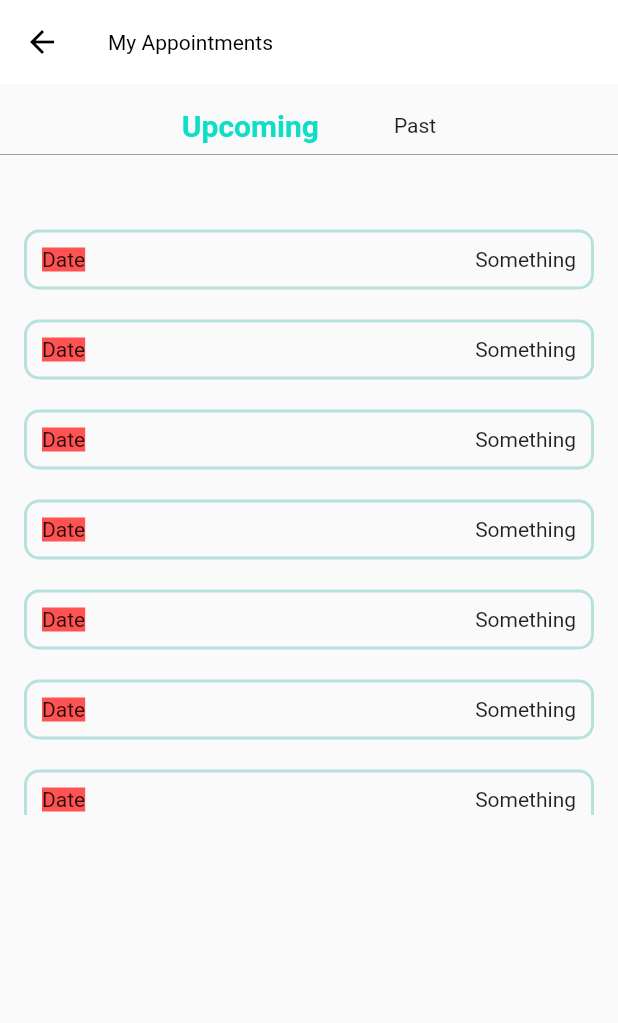
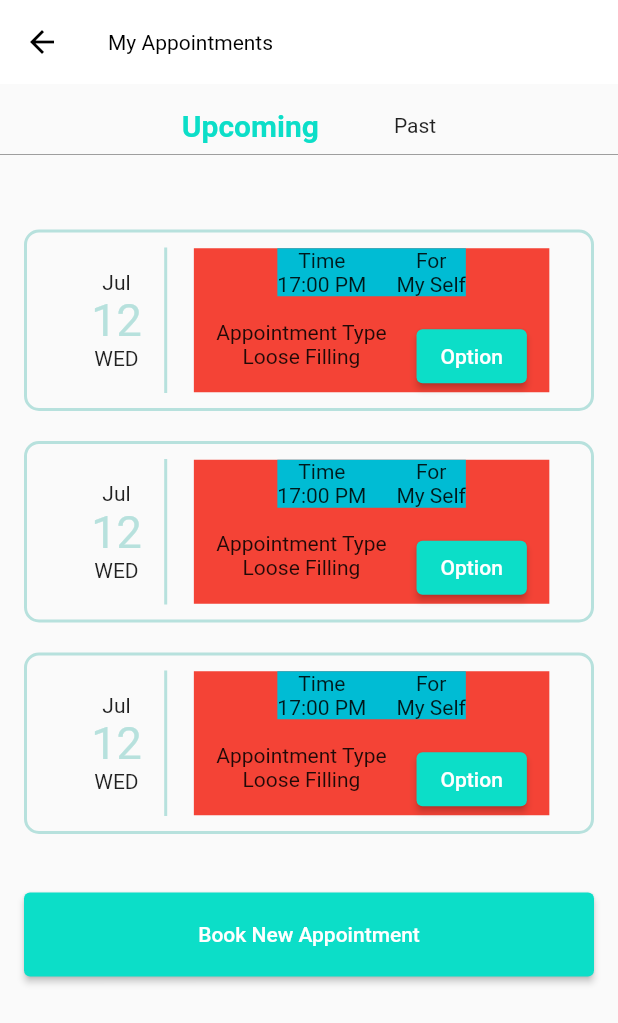
Before and after one commit to khethelogp/drapp, a Flutter app: the AppointmentsScreen screen opened by its route, on a phone screen of 412 x 824 dp. Shown: the top 1023 px of the screen. Run offline on Flutter 3.47's test engine with Material 2 defaults, Android fonts, the phone set to English and light mode, and no system bars; our stand-ins replace syncfusion_flutter_datepicker.

Commit message:
apointment items

```diff
--- a/lib/screens/client/appointments_screen.dart
+++ b/lib/screens/client/appointments_screen.dart
@@ -1,6 +1,7 @@
 import 'package:drapp/data/booked_appointments.dart';
 import 'package:drapp/screens/client/home_screen.dart';
 import 'package:drapp/widgets/appointment_item.dart';
+import 'package:drapp/widgets/primary_button.dart';
 import 'package:flutter/material.dart';
 
 class AppointmentsScreen extends StatefulWidget {
@@ -77,16 +78,21 @@ class _AppointmentsScreenState extends State<AppointmentsScreen> {
                 ],
               ),
             ),
+            if(_isUpcoming)
             Padding(
               padding: const EdgeInsets.all(16),
               child: SizedBox(
-                height: 400,
+                height: 420,
                 child: ListView.builder(
                   itemCount: APPOINTMENTS.length,
                   itemBuilder: (ctx, index) => AppointmentItem()
                 ),
               ),
-            )
+            ),
+            const Padding(
+              padding: EdgeInsets.all(16),
+              child: PrimaryButton('Book New Appointment'),
+            ),
           ],
         ),
       ),
--- a/lib/screens/client/booking_screen.dart
+++ b/lib/screens/client/booking_screen.dart
@@ -43,7 +43,8 @@ class _BookingScreenState extends State<BookingScreen> {
           title: const Text('Book An Appointment'),
           leading: IconButton(
             onPressed: () {
-              Navigator.of(context).popAndPushNamed(HomeScreen.routeName);
+              // Navigator.of(context).popAndPushNamed(HomeScreen.routeName);
+              Navigator.of(context).pop();
             },
             icon: const Icon(Icons.arrow_back),
           ),
--- a/lib/widgets/appointment_item.dart
+++ b/lib/widgets/appointment_item.dart
@@ -25,22 +25,76 @@ class _AppointmentItemState extends State<AppointmentItem> {
         ),
       ),
       child: Row(
-        mainAxisAlignment: MainAxisAlignment.spaceBetween,
+        mainAxisAlignment: MainAxisAlignment.spaceEvenly,
         children: [
           Container(
-            color: Colors.redAccent,
+            padding: const EdgeInsets.all(15),
+            decoration: BoxDecoration(
+              border: Border(
+                right: BorderSide(width: 2, color: Theme.of(context).colorScheme.secondary)
+              )
+            ),
             child: Column(
               mainAxisAlignment: MainAxisAlignment.center,
-              children: const <Widget>[
-                Text('Date')
+              children: <Widget>[
+                Text('Jul'),
+                Text('12', style: TextStyle(
+                  color: Theme.of(context).colorScheme.secondary,
+                  fontSize: 30
+                ),),
+                Text('WED'),
               ],
             ),
           ),
-          Column(
-            mainAxisAlignment: MainAxisAlignment.center,
-            children: const <Widget>[
-              Text('Something')
-            ],
+          Container(
+            color: Colors.red,
+            padding: const EdgeInsets.symmetric(horizontal: 15),
+            child: Column(
+              children: <Widget>[
+                Container(
+                  color: Colors.cyan,
+                  child: Row(
+                    children: <Widget> [
+                      Column(
+                        children: const <Widget> [
+                          Text('Time', style: TextStyle(fontSize: 14),),
+                          Text('17:00 PM')
+                        ],
+                      ),
+                      const SizedBox(width: 20,),
+                      Column(
+                        children: const <Widget> [
+                          Text('For', style: TextStyle(fontSize: 14),),
+                          Text('My Self')
+                        ],
+                      )
+                    ],
+                  ),
+                ),
+                const Divider(color: Colors.black,),
+                Row(
+                  // mainAxisAlignment: MainAxisAlignment.start,
+                  crossAxisAlignment: CrossAxisAlignment.start,
+                  children: [
+                    Column(
+                      children: [
+                        Text('Appointment Type', style: TextStyle(fontSize: 14),),
+                        Text('Loose Filling')
+                      ],
+                    ),
+                    const SizedBox(width: 20,),
+                    Column(
+                      children: [
+                        ElevatedButton(
+                          child: Text('Option'),
+                          onPressed: (){},
+                        )
+                      ],
+                    )
+                  ],
+                )
+              ],
+            ),
           ),
         ],
       ),
```
